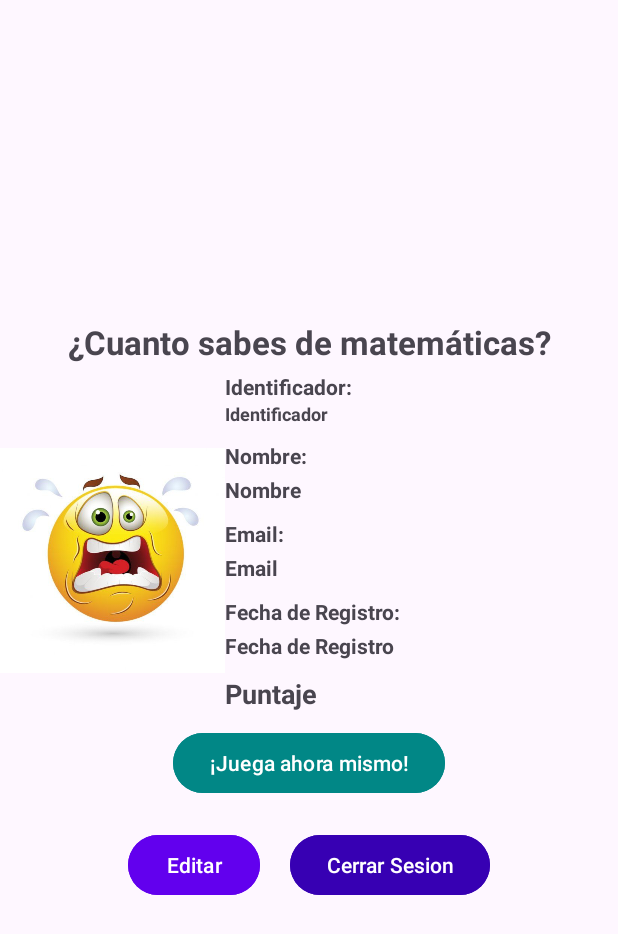
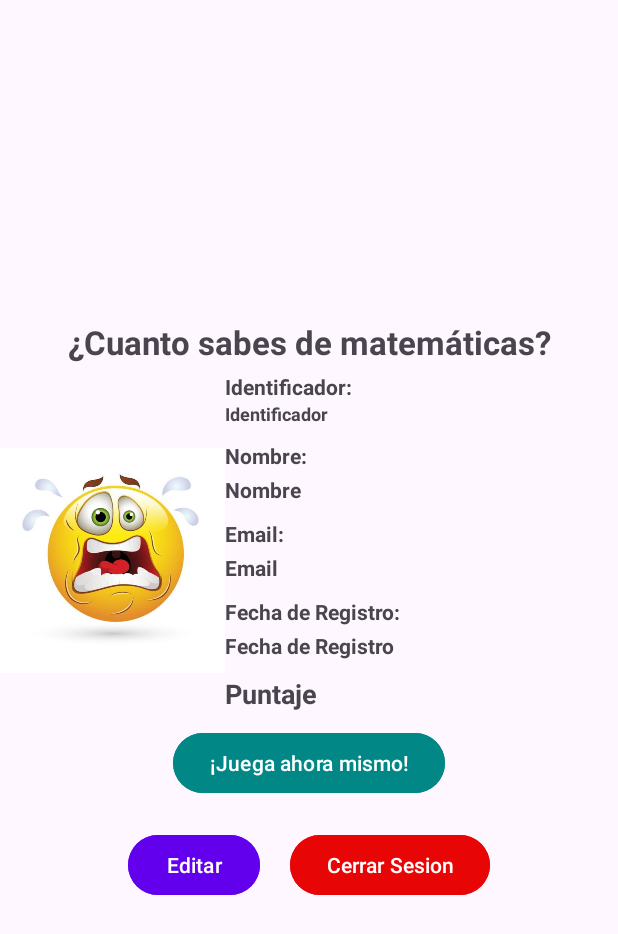
Before and after one commit to AdairPonceuwu/Mobile-Applications-Project, an Android app: the screen it shows after launch once a user with an empty profile is signed in (MainActivity), on a phone screen of 412 x 824 dp. Shown: the top 934 px of the screen. Run offline under Robolectric (Android 15) with nearby library versions, the phone set to English and light mode, and no system bars; our stand-ins replace Firebase (no records; nobody signed in at launch, a user with empty details on screens opened directly).

Commit message:
Actualiza los colores de fondo de los botones en activity_main.xml y activity_nivel1_sumas_faciles.xml

```diff
--- a/app/src/main/res/layout/activity_main.xml
+++ b/app/src/main/res/layout/activity_main.xml
@@ -158,7 +158,7 @@
                 android:layout_width="wrap_content"
                 android:layout_height="wrap_content"
                 android:layout_margin="10dp"
-                android:backgroundTint="@color/purple_700"
+                android:backgroundTint="#E80505"
                 android:text="Cerrar Sesion" />
 
         </LinearLayout>
--- a/app/src/main/res/layout/activity_nivel1_sumas_faciles.xml
+++ b/app/src/main/res/layout/activity_nivel1_sumas_faciles.xml
@@ -78,7 +78,8 @@
                 android:layout_width="match_parent"
                 android:layout_height="wrap_content"
                 android:orientation="horizontal"
-                android:layout_margin="3dp">
+                android:layout_margin="3dp"
+                >
                 <ImageView
                     android:layout_width="wrap_content"
                     android:layout_height="wrap_content"
```
